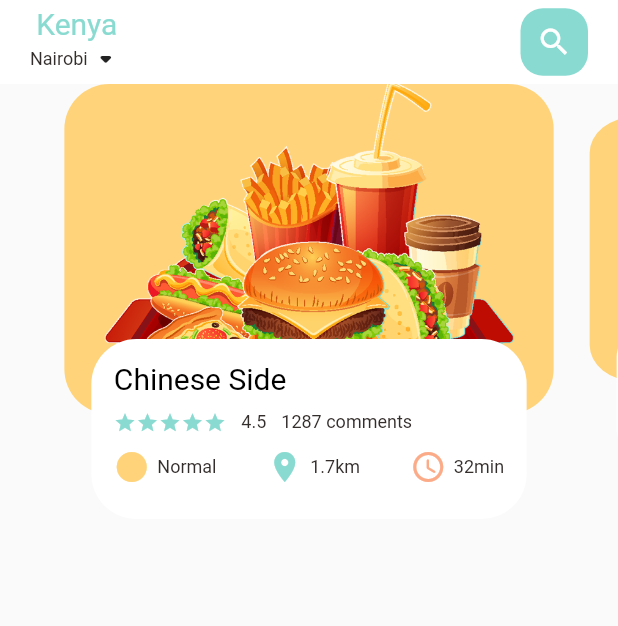
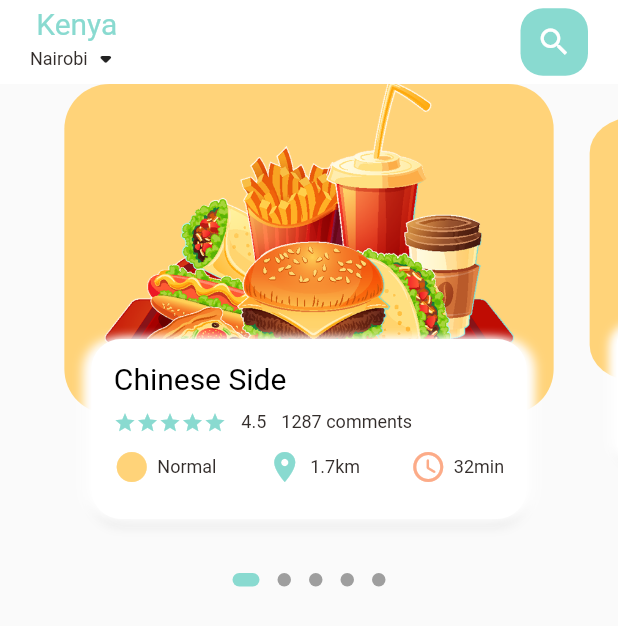
Before and after one commit to Crucialjun/fooddelivery, a Flutter app: the screen it shows after launch, on a phone screen of 412 x 824 dp. Shown: the top 626 px of the screen. Run offline on Flutter 3.47's test engine with Material 2 defaults, Android fonts, the phone set to English and light mode, and no system bars; drawn by our look-alikes of dots_indicator; our stand-ins replace google_fonts.

Commit message:
dashboard editing

```diff
--- a/lib/screens/main_dashboard.dart
+++ b/lib/screens/main_dashboard.dart
@@ -1,3 +1,4 @@
+import 'package:dots_indicator/dots_indicator.dart';
 import 'package:flutter/material.dart';
 import 'package:flutter/services.dart';
 import 'package:fooddelivery/app_colors.dart';
@@ -20,7 +21,9 @@ class _MainDashboardState extends State<MainDashboard> {
   void initState() {
     super.initState();
     _pageController.addListener(() {
+      setState(() {
         _currentPageValue = _pageController.page ?? 0.0;
+      });
     });
   }
 
@@ -79,7 +82,9 @@ class _MainDashboardState extends State<MainDashboard> {
               ]),
         ),
       ),
-      body: SizedBox(
+      body: Column(
+        children: [
+          SizedBox(
             height: 320,
             child: PageView.builder(
                 controller: _pageController,
@@ -91,6 +96,19 @@ class _MainDashboardState extends State<MainDashboard> {
                   );
                 })),
           ),
+          DotsIndicator(
+            dotsCount: 5,
+            position: _currentPageValue,
+            decorator: DotsDecorator(
+              activeColor: AppColors.mainColor,
+              size: const Size.square(9.0),
+              activeSize: const Size(18.0, 9.0),
+              activeShape: RoundedRectangleBorder(
+                  borderRadius: BorderRadius.circular(5.0)),
+            ),
+          )
+        ],
+      ),
     );
   }
 }
--- /dev/null
+++ b/lib/utils/dimensions.dart
@@ -0,0 +1,9 @@
+import 'package:flutter/cupertino.dart';
+
+class AppDimensions {
+  final BuildContext context;
+
+  AppDimensions(this.context);
+
+  static double screenHeight = MediaQuery.of(context).size;
+}
--- a/lib/widgets/dashboard_pageview_item.dart
+++ b/lib/widgets/dashboard_pageview_item.dart
@@ -39,9 +39,15 @@ class _DashboardPageviewItemState extends State<DashboardPageviewItem> {
       double currentTransformation = _height * (1 - currentScale) / 2;
       matrix = Matrix4.diagonal3Values(1, currentScale, 1)
         ..setTranslationRaw(0, currentTransformation, 0);
+    } else {
+      double currentScale = 0.8;
+
+      matrix = Matrix4.diagonal3Values(1, currentScale, 1)
+        ..setTranslationRaw(0, _height * (1 - _scaleFactor) / 2, 0);
     }
     return Transform(
       transform: matrix,
+      child: Container(
         child: Stack(
           children: [
             Container(
@@ -60,7 +66,22 @@ class _DashboardPageviewItemState extends State<DashboardPageviewItem> {
                 height: 120,
                 margin: const EdgeInsets.only(left: 30, right: 30, bottom: 30),
                 decoration: BoxDecoration(
-                  borderRadius: BorderRadius.circular(30), color: Colors.white),
+                    boxShadow: const [
+                      BoxShadow(
+                          color: Color(0xFFe8e8e8),
+                          blurRadius: 5.0,
+                          offset: Offset(0, 5)),
+                      BoxShadow(
+                          color: Colors.white,
+                          blurRadius: 5.0,
+                          offset: Offset(-5, 0)),
+                      BoxShadow(
+                          color: Colors.white,
+                          blurRadius: 5.0,
+                          offset: Offset(5, 0)),
+                    ],
+                    borderRadius: BorderRadius.circular(20),
+                    color: Colors.white),
                 child: Container(
                   padding: const EdgeInsets.only(top: 15, left: 15, right: 15),
                   child: Column(
@@ -103,6 +124,7 @@ class _DashboardPageviewItemState extends State<DashboardPageviewItem> {
             )
           ],
         ),
+      ),
     );
   }
 }
--- a/pubspec.yaml
+++ b/pubspec.yaml
@@ -34,6 +34,7 @@ dependencies:
   # Use with the CupertinoIcons class for iOS style icons.
   cupertino_icons: ^1.0.2
   google_fonts: ^2.3.2
+  dots_indicator: ^2.1.0
 
 dev_dependencies:
   flutter_test:
```
Also changed, not shown: pubspec.lock. Lines whose indentation alone changed are shown as unchanged.
